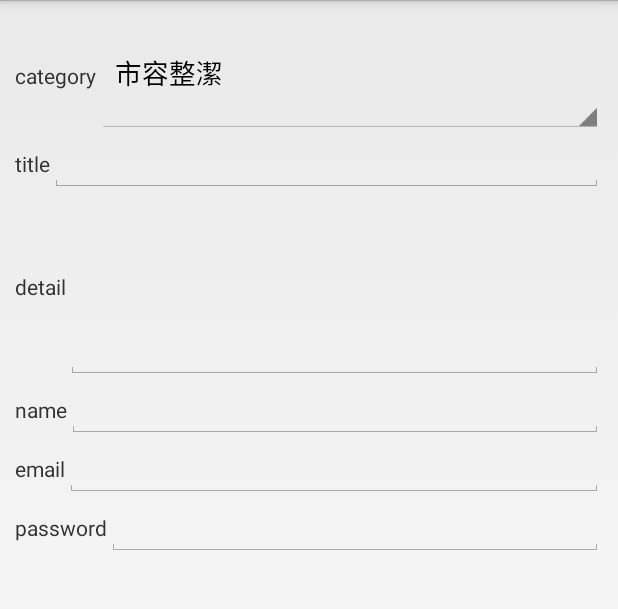
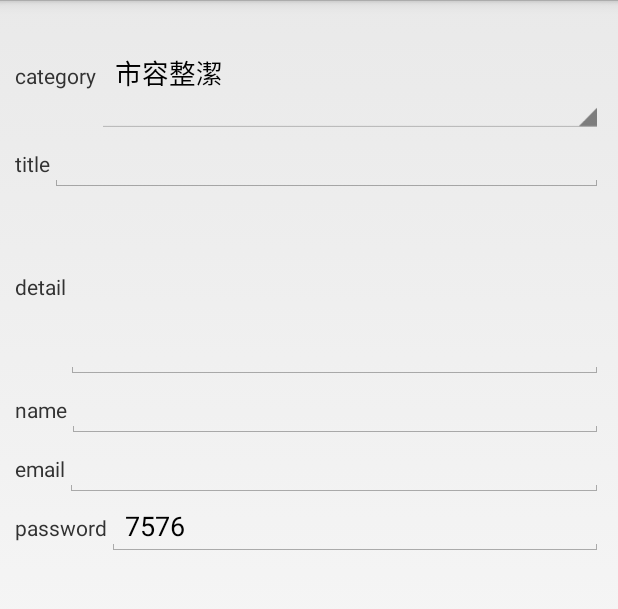
Before and after one commit to newmanchen/tainan-1999, an Android app: the fragment ReportDetailFragment shown on its own in the app's theme, on a phone screen of 412 x 824 dp, the part 72-681 px from its top. Run offline under Robolectric (Android 15) with nearby library versions, the phone set to English and light mode, and no system bars; 1 statement that could not run was skipped.

```diff
--- a/tainan311/src/main/AndroidManifest.xml
+++ b/tainan311/src/main/AndroidManifest.xml
@@ -15,6 +15,7 @@
     <uses-permission android:name="com.google.android.providers.gsf.permission.READ_GSERVICES" />
     <uses-permission android:name="android.permission.ACCESS_NETWORK_STATE" />
     <uses-permission android:name="android.permission.WRITE_EXTERNAL_STORAGE" />
+    <uses-permission android:name="android.permission.GET_ACCOUNTS" />
 
     <uses-feature
         android:glEsVersion="0x00020000"
--- a/tainan311/src/main/java/tn/opendata/tainan311/PickPhotoFragment.java
+++ b/tainan311/src/main/java/tn/opendata/tainan311/PickPhotoFragment.java
@@ -98,14 +98,14 @@ public class PickPhotoFragment extends WizardFragment {
                 Optional<Bitmap> bitmap = ImageUtils.getBitmapFromIntentData(getActivity(), data);
                 if (bitmap.isPresent()) {
                     Bitmap bmp = bitmap.get();
-                    mPhotoView.setImageBitmap(bmp);
+                    mPhotoView.setImageBitmap(bmp); //ImageUtils.cropCenterBitmap()
                     mPhoto = getImagePath(bmp);
                 }
             } else if ( requestCode == REQUEST_CODE_IMAGE_CAPTURE ) {
                 Bundle bundle = data.getExtras();
                 Bitmap imageBitmap = null;
                 if ( bundle != null && (imageBitmap = (Bitmap)bundle.get("data")) != null ) {
-                    mPhotoView.setImageBitmap(imageBitmap);
+                    mPhotoView.setImageBitmap(ImageUtils.cropCenterBitmap(imageBitmap));
                     mPhoto = getImagePath(imageBitmap);
                 }
             }
--- a/tainan311/src/main/java/tn/opendata/tainan311/ReportDetailFragment.java
+++ b/tainan311/src/main/java/tn/opendata/tainan311/ReportDetailFragment.java
@@ -1,18 +1,25 @@
 package tn.opendata.tainan311;
 
 import android.app.Activity;
+import android.content.Context;
+import android.content.SharedPreferences;
 import android.database.DataSetObserver;
 import android.graphics.Bitmap;
 import android.graphics.BitmapFactory;
 import android.net.Uri;
 import android.os.Bundle;
+import android.os.Handler;
+import android.os.HandlerThread;
 import android.support.v4.app.Fragment;
+import android.text.TextUtils;
 import android.util.Log;
 import android.view.LayoutInflater;
 import android.view.View;
 import android.view.ViewGroup;
 import android.widget.*;
 import com.google.common.base.Optional;
+import tn.opendata.tainan311.utils.AccountUtils;
+import tn.opendata.tainan311.utils.Constant;
 import tn.opendata.tainan311.utils.ImageUtils;
 
 import java.io.File;
@@ -21,12 +28,16 @@ import java.util.ArrayList;
 
 public class ReportDetailFragment extends WizardFragment {
 
-    private TextView name;
-    private TextView email;
-    private TextView title;
-    private TextView detail;
-    private Spinner category;
+    private TextView mName;
+    private TextView mEmail;
+    private TextView mTitle;
+    private TextView mDetail;
+    private TextView mPassword;
+    private Spinner mCategory;
     private ImageView photo;
+    private ImageView mapview;
+
+    private Handler mNonUiHandler;
 
     public ReportDetailFragment() {
     }
@@ -50,15 +61,31 @@ public class ReportDetailFragment extends WizardFragment {
     }
 
     @Override
+    public void onCreate(Bundle savedInstanceState) {
+        super.onCreate(savedInstanceState);
+
+        HandlerThread ht = new HandlerThread("nonUi");
+        ht.start();
+        mNonUiHandler = new Handler(ht.getLooper());
+    }
+
+    @Override
+    public void onDestroy() {
+        mNonUiHandler.getLooper().quit();
+        super.onDestroy();
+    }
+
+    @Override
     public View onCreateView(LayoutInflater inflater, final ViewGroup container,
                              Bundle savedInstanceState) {
 
         View rootView = inflater.inflate(R.layout.fragment_report_detail, container, false);
-        name = (TextView)rootView.findViewById(R.id.name);
-        email = (TextView)rootView.findViewById(R.id.email);
-        title = (TextView)rootView.findViewById(R.id.title);
-        detail = (TextView)rootView.findViewById(R.id.detail);
-        category = (Spinner)rootView.findViewById(R.id.category);
+        mName = (TextView)rootView.findViewById(R.id.name);
+        mEmail = (TextView)rootView.findViewById(R.id.email);
+        mTitle = (TextView)rootView.findViewById(R.id.title);
+        mDetail = (TextView)rootView.findViewById(R.id.detail);
+        mPassword = (TextView)rootView.findViewById(R.id.password);
+        mCategory = (Spinner)rootView.findViewById(R.id.category);
         ArrayList<String> spinArray = new ArrayList<String>();
         spinArray.add("市容整潔");
         spinArray.add("號誌與路燈故障");
@@ -66,11 +93,55 @@ public class ReportDetailFragment extends WizardFragment {
         spinArray.add("道路問題");
         spinArray.add("其他");
         ArrayAdapter<String> adapter = new ArrayAdapter<String>(getActivity(), android.R.layout.simple_dropdown_item_1line, spinArray);
-        category.setAdapter(adapter);
+        mCategory.setAdapter(adapter);
 
         photo = (ImageView) rootView.findViewById(R.id.photo);
+        mapview = (ImageView) rootView.findViewById(R.id.map_snapshot);
+
+        mNonUiHandler.post(new Runnable() {
+            @Override
+            public void run() {
+                loadPreference();
+            }
+        });
 
         return rootView;
+    }
+
+    private void loadPreference() {
+        Activity context = getActivity();
+
+
+        if (context != null ) {
+            SharedPreferences prefs = context.getSharedPreferences(Constant.PREF_NAME, 0);
+
+            String account = prefs.getString(Constant.KEY_ACCOUNT, "");
+            final String name = prefs.getString(Constant.KEY_NAME, "");
+            final String password = prefs.getString(Constant.KEY_PASSWORD, "");
+
+            if ( TextUtils.isEmpty(account) ) {
+                account = AccountUtils.getEmailAccount(context);
+            }
+
+            final String mail = account;
+            context.runOnUiThread(new Runnable() {
+                @Override
+                public void run() {
+                    mEmail.setText(mail);
+                    String nameValue = name;
+                    if (TextUtils.isEmpty(name)) {
+                        nameValue = mail.substring(0, mail.indexOf("@"));
+                    }
+                    mName.setText(nameValue);
+                    String passValue = password;
+                    if (TextUtils.isEmpty(password)) {
+                        passValue = String.valueOf((int)(Math.random()*9000+1000));
+                    }
+                    mPassword.setText(passValue);
+                }
+            });
+        }
+
     }
 
     @Override
@@ -80,31 +151,68 @@ public class ReportDetailFragment extends WizardFragment {
             Bundle data = getData();
             if (data.containsKey("photo")) {
                 // put this to non ui thread
-                Bitmap bitmap = BitmapFactory.decodeFile(data.getString("photo"));
+                String path = data.getString("photo");
+                if (!TextUtils.isEmpty(path)) {
+                    Bitmap bitmap = BitmapFactory.decodeFile(path);
 
-                photo.setImageBitmap(bitmap);
-                photo.setVisibility(View.VISIBLE);
+                    photo.setImageBitmap(bitmap);
+                    photo.setVisibility(View.VISIBLE);
+                }
             } else {
                 photo.setVisibility(View.GONE);
             }
+            /*
+            if (data.containsKey("map_photo")) {
+                Bitmap bitmap = BitmapFactory.decodeFile(data.getString("map_photo"));
+                mapview.setImageBitmap(bitmap);
+            }
+            */
         }
     }
 
     @Override
     public Bundle onNextClick(Bundle acc) {
-        if ( name.getText() != null ) {
-            acc.putString("name", name.getText().toString());
+        acc.putString("category", String.valueOf(mCategory.getSelectedItem()));
+        final String name;
+        final String email;
+        final String password;
+        if ( mName.getText() != null ) {
+            name = mName.getText().toString();
+            acc.putString("name", name);
+        } else {
+            name = "";
         }
-        acc.putString("category", String.valueOf(category.getSelectedItem()));
-        if ( email.getText() != null ) {
-            acc.putString("email", email.getText().toString());
+        if ( mEmail.getText() != null ) {
+            email = mEmail.getText().toString();
+            acc.putString("email", email);
+        } else {
+            email = "";
         }
-        if ( title.getText() != null ) {
-            acc.putString("title", title.getText().toString());
+        if ( mTitle.getText() != null ) {
+            acc.putString("title", mTitle.getText().toString());
         }
-        if ( detail.getText() != null ) {
-            acc.putString("detail", detail.getText().toString());
+        if ( mDetail.getText() != null ) {
+            acc.putString("detail", mDetail.getText().toString());
         }
+        if (mPassword.getText() != null) {
+            password = mPassword.getText().toString();
+            acc.putString("password", password);
+        } else {
+            password = "";
+        }
+
+        mNonUiHandler.post(new Runnable() {
+            @Override
+            public void run() {
+                SharedPreferences prefs = getActivity().getSharedPreferences(Constant.PREF_NAME, 0);
+                SharedPreferences.Editor editor = prefs.edit();
+                editor.putString(Constant.KEY_NAME, name);
+                editor.putString(Constant.KEY_ACCOUNT, email);
+                editor.putString(Constant.KEY_PASSWORD, password);
+                editor.apply();
+            }
+        });
+
 
         return acc;
     }
--- a/tainan311/src/main/java/tn/opendata/tainan311/georeportv2/FMSResponse.java
+++ b/tainan311/src/main/java/tn/opendata/tainan311/georeportv2/FMSResponse.java
@@ -12,7 +12,7 @@ public class FMSResponse {
 
     private class FMSError {
         private String category;
-
+        private String photo;
 
         public String getCategory() {
             return category;
@@ -21,6 +21,10 @@ public class FMSResponse {
         @Override
         public String toString() {
             return category;
+        }
+
+        public String getPhoto() {
+            return photo;
         }
     }
 
--- a/tainan311/src/main/java/tn/opendata/tainan311/georeportv2/GeoReportV2.java
+++ b/tainan311/src/main/java/tn/opendata/tainan311/georeportv2/GeoReportV2.java
@@ -553,6 +553,11 @@ public class GeoReportV2 {
             return this;
         }
 
+        public PostRequestBuilder password(String password) {
+            data.put("password", password);
+            return this;
+        }
+
         public PostRequestBuilder build() {
 
             return this;
--- /dev/null
+++ b/tainan311/src/main/java/tn/opendata/tainan311/utils/AccountUtils.java
@@ -0,0 +1,28 @@
+package tn.opendata.tainan311.utils;
+
+import android.accounts.Account;
+import android.accounts.AccountManager;
+import android.content.Context;
+import android.util.Patterns;
+
+import java.util.regex.Pattern;
+
+/**
+ * Created by vincent on 2014/6/13.
+ */
+public class AccountUtils {
+
+    public static String getEmailAccount(Context context) {
+        Pattern emailPattern = Patterns.EMAIL_ADDRESS; // API level 8+
+        AccountManager am = AccountManager.get(context);
+        if ( am != null ) {
+            Account[] accounts = am.getAccountsByType("com.google");
+            for (Account account : accounts) {
+                if (emailPattern.matcher(account.name).matches()) {
+                    return account.name;
+                }
+            }
+        }
+        return "";
+    }
+}
--- a/tainan311/src/main/res/layout/fragment_pick_photo.xml
+++ b/tainan311/src/main/res/layout/fragment_pick_photo.xml
@@ -10,10 +10,11 @@
                       android:id="@+id/photo_layout" android:gravity="center">
             <ImageView
                     android:layout_width="320dip"
-                    android:layout_height="240dip"
-                    android:scaleType="fitXY"
+                    android:layout_height="320dip"
+                    android:scaleType="fitStart"
                     android:id="@+id/photo"
                     android:src="@drawable/photo"
+                    android:layout_gravity="center_horizontal"
                     />
         </LinearLayout>
 
--- a/tainan311/src/main/res/layout/fragment_report_detail.xml
+++ b/tainan311/src/main/res/layout/fragment_report_detail.xml
@@ -6,7 +6,8 @@
     android:orientation="vertical">
 <LinearLayout android:layout_width="match_parent" android:layout_height="match_parent"
         android:orientation="vertical"
-        android:layout_margin="10dip" >
+        android:layout_margin="10dip"
+        >
     <!--
     <fragment
             android:id="@+id/map1"
@@ -14,12 +15,7 @@
             android:layout_height="@dimen/detail_map_height"
             class="com.google.android.gms.maps.MapFragment"/>
 -->
-    <ImageView android:layout_width="match_parent" android:layout_height="wrap_content"
-            android:id="@+id/photo"
-            android:scaleType="fitXY"
-            android:visibility="gone"
 
-            />
     <LinearLayout android:layout_width="match_parent" android:layout_height="wrap_content">
         <TextView android:layout_width="wrap_content"
                   android:layout_height="wrap_content"
@@ -72,5 +68,16 @@
         <EditText android:layout_width="match_parent" android:layout_height="wrap_content"
                   android:id="@+id/password" />
     </LinearLayout>
+
+    <ImageView android:layout_width="wrap_content" android:layout_height="wrap_content"
+               android:id="@+id/map_snapshot"
+               android:layout_gravity="center_horizontal" />
+    <ImageView android:layout_width="320dip" android:layout_height="320dip"
+               android:id="@+id/photo"
+               android:scaleType="fitStart"
+               android:visibility="gone"
+               android:layout_gravity="center_horizontal"
+            />
+
 </LinearLayout>
 </ScrollView>
--- a/tainan311/src/main/res/values/strings.xml
+++ b/tainan311/src/main/res/values/strings.xml
@@ -47,6 +47,9 @@
     <string name="navigation_drawer_close">Close navigation drawer</string>
     <string name="action_example">Example action</string>
     <string name="label_report">回報問題</string>
+    <string name="no_data">no data received</string>
+    <string name="success">add request successfully</string>
+    <string name="failed">failed</string>
 
 
 </resources>
```
Also changed, not shown: tainan311/src/main/java/tn/opendata/tainan311/NewRequestIntentService.java (+45 -0 lines), tainan311/src/main/java/tn/opendata/tainan311/PickMapFragment.java (+30 -1 lines), tainan311/src/main/java/tn/opendata/tainan311/utils/Constant.java (added, +13 -0 lines), tainan311/src/main/java/tn/opendata/tainan311/utils/ImageUtils.java (+26 -1 lines), 1 other file.
